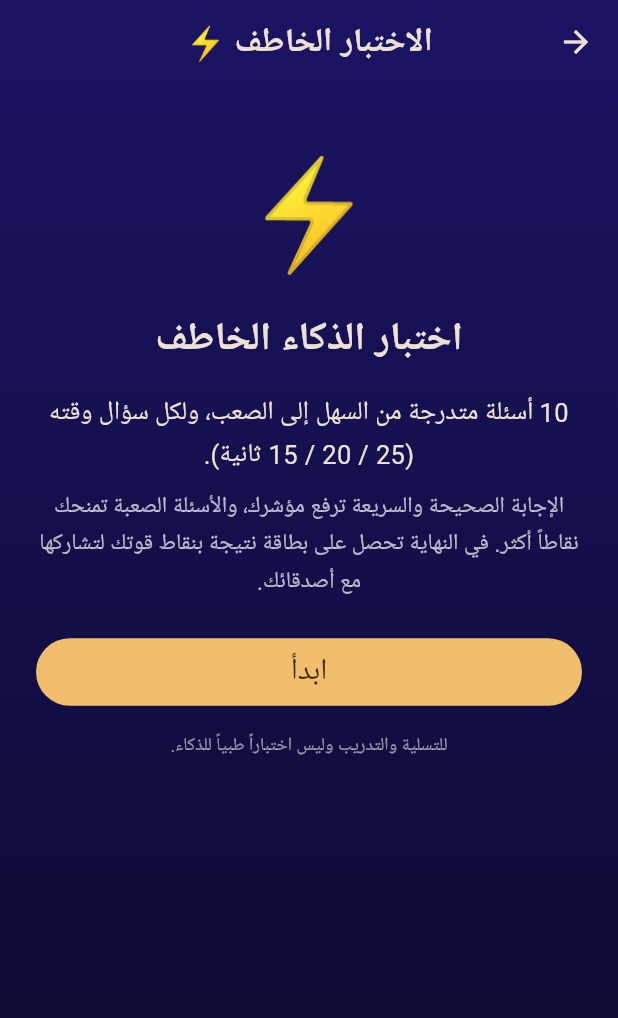
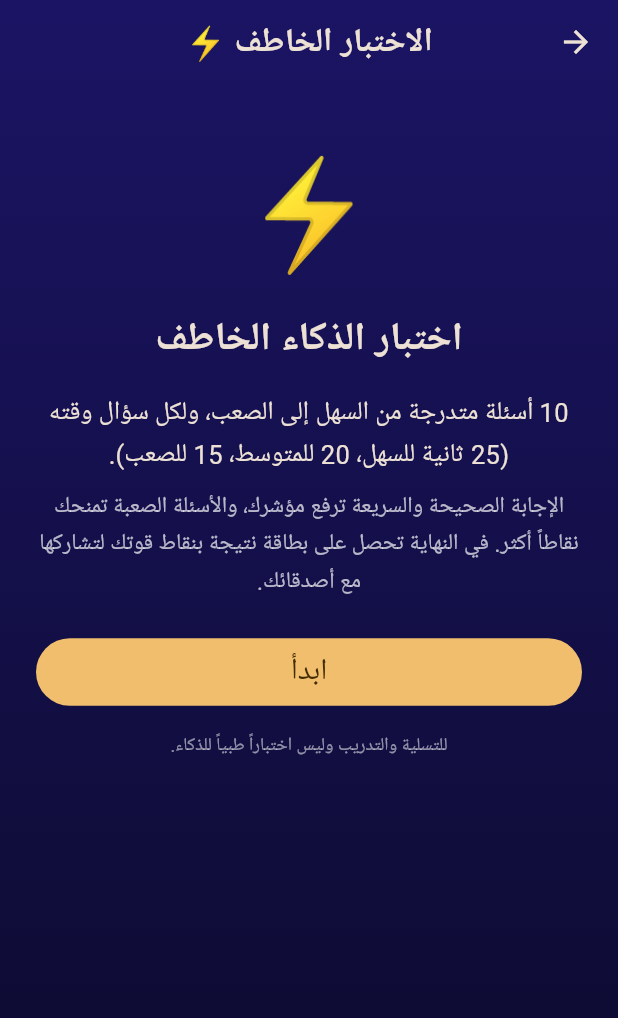
Before and after one commit to drahmedomar77/PuzzleQuest, a Flutter app: the screen it shows after launch, after a tap on "الاختبار الخاطف", on a phone screen of 412 x 824 dp. Shown: the top 1018 px of the screen. Run offline on Flutter 3.47's test engine with Material 3 defaults, Android fonts, the phone set to English and light mode, and no system bars; our stand-ins replace audioplayers, google_mobile_ads, share_plus, shared_preferences, speech_to_text; network calls fail.

Commit message:
Add files via upload

```diff
--- a/lib/achievements.dart
+++ b/lib/achievements.dart
@@ -124,8 +124,8 @@ class Achievements {
       if (shown.isEmpty) return;
       final reward = shown.fold<int>(0, (s, a) => s + a.reward);
       final text = shown.length == 1
-          ? '🏆 إنجاز جديد: ${shown.first.title} (+$reward لمعة)'
-          : '🏆 فتحت ${shown.length} إنجازات جديدة (+$reward لمعة)';
+          ? '🏆 إنجاز جديد: ${shown.first.title} (\u200E+$reward لمعة)'
+          : '🏆 فتحت ${shown.length} إنجازات جديدة (\u200E+$reward لمعة)';
       rootMessengerKey.currentState
         ?..hideCurrentSnackBar()
         ..showSnackBar(SnackBar(
--- a/lib/achievements_screen.dart
+++ b/lib/achievements_screen.dart
@@ -66,7 +66,8 @@ class _Summary extends StatelessWidget {
       ),
       child: Column(
         children: [
-          Text('$unlocked / $total',
+          Text('$unlocked/$total',
+              textDirection: TextDirection.ltr,
               style: const TextStyle(fontSize: 40, fontWeight: FontWeight.bold)),
           const SizedBox(height: 4),
           const Text('إنجاز مفتوح',
@@ -147,7 +148,7 @@ class _AchievementCard extends StatelessWidget {
                     style: const TextStyle(fontSize: 13, color: Colors.white60)),
                 const SizedBox(height: 8),
                 if (unlocked)
-                  Text('✓ مكتمل  •  +${a.reward} لمعة',
+                  Text('✓ مكتمل  •  \u200E+${a.reward} لمعة',
                       style: const TextStyle(
                           fontSize: 13,
                           fontWeight: FontWeight.bold,
--- a/lib/quick_test_screen.dart
+++ b/lib/quick_test_screen.dart
@@ -141,7 +141,7 @@ class _QuickTestScreenState extends State<QuickTestScreen> {
         const SizedBox(height: 16),
         Text(
           '$kQuickQuestions أسئلة متدرجة من السهل إلى الصعب، ولكل سؤال وقته '
-          '(${Tier.easy.seconds} / ${Tier.medium.seconds} / ${Tier.hard.seconds} ثانية).',
+          '(${Tier.easy.seconds} ثانية للسهل، ${Tier.medium.seconds} للمتوسط، ${Tier.hard.seconds} للصعب).',
           textAlign: TextAlign.center,
           style: const TextStyle(fontSize: 17, height: 1.6),
         ),
@@ -277,7 +277,7 @@ class _QuickTestScreenState extends State<QuickTestScreen> {
         const SizedBox(height: 8),
         Center(
             child: StatChip(
-                icon: Icons.bolt, text: '+$_coins لمعة', color: kGold)),
+                icon: Icons.bolt, text: '\u200E+$_coins لمعة', color: kGold)),
         const SizedBox(height: 14),
         FilledButton.icon(
           onPressed: _share,
--- a/lib/widgets.dart
+++ b/lib/widgets.dart
@@ -137,7 +137,7 @@ class _StageResultState extends State<StageResult> {
             const SizedBox(height: 8),
             StatChip(
                 icon: Icons.bolt,
-                text: '+${widget.coins} لمعة${_doubled ? ' (×2)' : ''}',
+                text: '\u200E+${widget.coins} لمعة${_doubled ? ' (×2)' : ''}',
                 color: kGold),
             const SizedBox(height: 16),
             if (!_doubled && widget.coins > 0)
```
Also changed, not shown: lib/quiz_screen.dart (+11 -2 lines).
